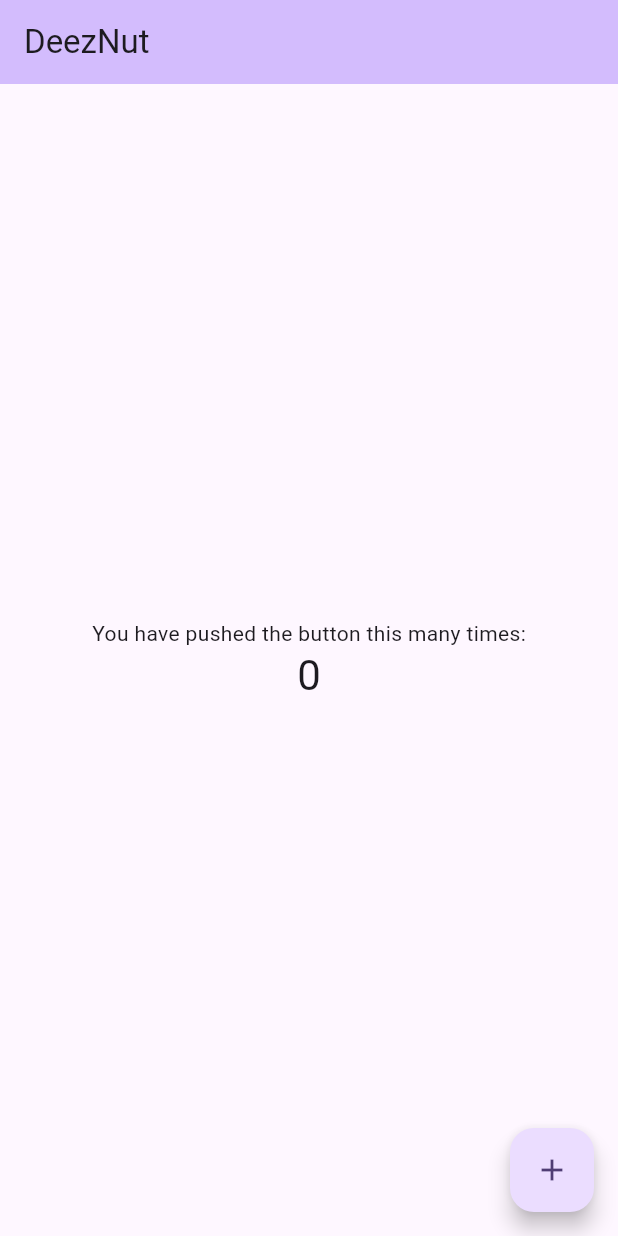
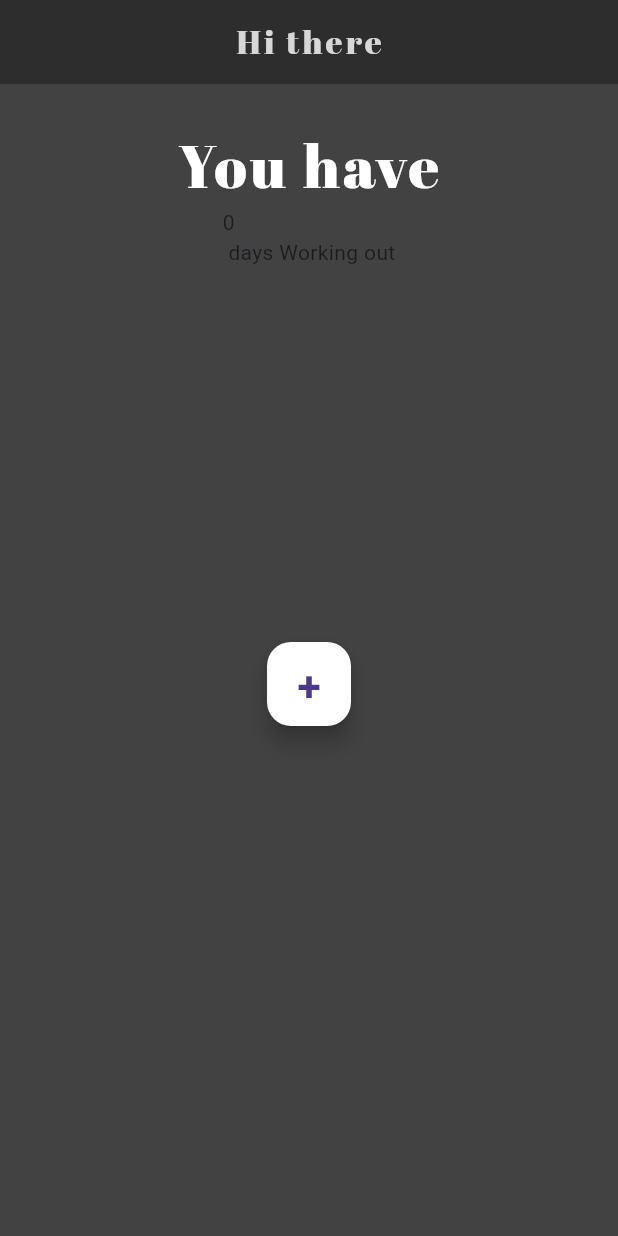
Before and after one commit to SnowArrow1/Android-App, a Flutter app: the screen it shows after launch, on a phone screen of 412 x 824 dp. Run offline on Flutter 3.47's test engine with Material 3 defaults, Android fonts, the phone set to English and light mode, and no system bars.

```diff
--- a/test1/lib/main.dart
+++ b/test1/lib/main.dart
@@ -1,125 +1,66 @@
 import 'package:flutter/material.dart';
 
-void main() {
-  runApp(const MyApp());
-}
+void main() => runApp(MaterialApp(
+  home: Home(),
+));
 
-class MyApp extends StatelessWidget {
-  const MyApp({super.key});
+int date = 0;
 
-  // This widget is the root of your application.
+class Home extends StatelessWidget {
+  const Home({super.key});
+
   @override
   Widget build(BuildContext context) {
-    return MaterialApp(
-      title: 'Flutter Demo',
-      theme: ThemeData(
-        // This is the theme of your application.
-        //
-        // TRY THIS: Try running your application with "flutter run". You'll see
-        // the application has a purple toolbar. Then, without quitting the app,
-        // try changing the seedColor in the colorScheme below to Colors.green
-        // and then invoke "hot reload" (save your changes or press the "hot
-        // reload" button in a Flutter-supported IDE, or press "r" if you used
-        // the command line to start the app).
-        //
-        // Notice that the counter didn't reset back to zero; the application
-        // state is not lost during the reload. To reset the state, use hot
-        // restart instead.
-        //
-        // This works for code too, not just values: Most code changes can be
-        // tested with just a hot reload.
-        colorScheme: ColorScheme.fromSeed(seedColor: Colors.deepPurple),
-        useMaterial3: true,
+    return Scaffold(
+      appBar: AppBar(
+        title: Text(
+          'Hi there',
+          style: TextStyle(
+            color: const Color.fromARGB(255, 215, 215, 215),
+            fontFamily: 'AbrilFatface',
+            letterSpacing: 2.0,
+            ),
+          ),
+        centerTitle: true,
+        backgroundColor: const Color.fromARGB(255, 45, 45, 45),
       ),
-      home: const MyHomePage(title: 'DeezNut'),
+      body: Column(
+        mainAxisSize: MainAxisSize.min,
+        children: <Widget>[
+          Container(
+            margin: EdgeInsets.fromLTRB(0, 25, 0, 0),
+            child: Text(
+              'You have',
+              style: TextStyle(
+                fontSize: 40.0,
+                letterSpacing: 2.0,
+                fontFamily: 'AbrilFatface',
+                color: Colors.white,
+                ),
+            ),
+          ),
+          Text('$date\n days Working out'),
+          Container(
+            margin: EdgeInsets.fromLTRB(0, 250, 0, 0),
+            child: Center(
+              child: FloatingActionButton(
+                onPressed: (){
+                  date++;
+                },
+                backgroundColor: Colors.white,
+                child: Text(
+                  '+',
+                  style: TextStyle(
+                    fontFamily: 'IbmpBold',
+                    fontSize: 30.0,
+                  ),
+                ),
+              )
+            ),
+          ),
+        ],
+      ),
+      backgroundColor: const Color.fromARGB(255, 66, 66, 66),
     );
   }
 }
-
-class MyHomePage extends StatefulWidget {
-  const MyHomePage({super.key, required this.title});
-
-  // This widget is the home page of your application. It is stateful, meaning
-  // that it has a State object (defined below) that contains fields that affect
-  // how it looks.
-
-  // This class is the configuration for the state. It holds the values (in this
-  // case the title) provided by the parent (in this case the App widget) and
-  // used by the build method of the State. Fields in a Widget subclass are
-  // always marked "final".
-
-  final String title;
-
-  @override
-  State<MyHomePage> createState() => _MyHomePageState();
-}
-
-class _MyHomePageState extends State<MyHomePage> {
-  int _counter = 0;
-
-  void _incrementCounter() {
-    setState(() {
-      // This call to setState tells the Flutter framework that something has
-      // changed in this State, which causes it to rerun the build method below
-      // so that the display can reflect the updated values. If we changed
-      // _counter without calling setState(), then the build method would not be
-      // called again, and so nothing would appear to happen.
-      _counter++;
-    });
-  }
-
-  @override
-  Widget build(BuildContext context) {
-    // This method is rerun every time setState is called, for instance as done
-    // by the _incrementCounter method above.
-    //
-    // The Flutter framework has been optimized to make rerunning build methods
-    // fast, so that you can just rebuild anything that needs updating rather
-    // than having to individually change instances of widgets.
-    return Scaffold(
-      appBar: AppBar(
-        // TRY THIS: Try changing the color here to a specific color (to
-        // Colors.amber, perhaps?) and trigger a hot reload to see the AppBar
-        // change color while the other colors stay the same.
-        backgroundColor: Theme.of(context).colorScheme.inversePrimary,
-        // Here we take the value from the MyHomePage object that was created by
-        // the App.build method, and use it to set our appbar title.
-        title: Text(widget.title),
-      ),
-      body: Center(
-        // Center is a layout widget. It takes a single child and positions it
-        // in the middle of the parent.
-        child: Column(
-          // Column is also a layout widget. It takes a list of children and
-          // arranges them vertically. By default, it sizes itself to fit its
-          // children horizontally, and tries to be as tall as its parent.
-          //
-          // Column has various properties to control how it sizes itself and
-          // how it positions its children. Here we use mainAxisAlignment to
-          // center the children vertically; the main axis here is the vertical
-          // axis because Columns are vertical (the cross axis would be
-          // horizontal).
-          //
-          // TRY THIS: Invoke "debug painting" (choose the "Toggle Debug Paint"
-          // action in the IDE, or press "p" in the console), to see the
-          // wireframe for each widget.
-          mainAxisAlignment: MainAxisAlignment.center,
-          children: <Widget>[
-            const Text(
-              'You have pushed the button this many times:',
-            ),
-            Text(
-              '$_counter',
-              style: Theme.of(context).textTheme.headlineMedium,
-            ),
-          ],
-        ),
-      ),
-      floatingActionButton: FloatingActionButton(
-        onPressed: _incrementCounter,
-        tooltip: 'Increment',
-        child: const Icon(Icons.add),
-      ), // This trailing comma makes auto-formatting nicer for build methods.
-    );
-  }
-}
```
Also changed, not shown: test1/pubspec.yaml (+10 -12 lines), test1/fonts/AbrilFatface-Regular.ttf (added), test1/fonts/IBMPlexSans-Bold.ttf (added), test1/fonts/IBMPlexSans-Medium.ttf (added).
